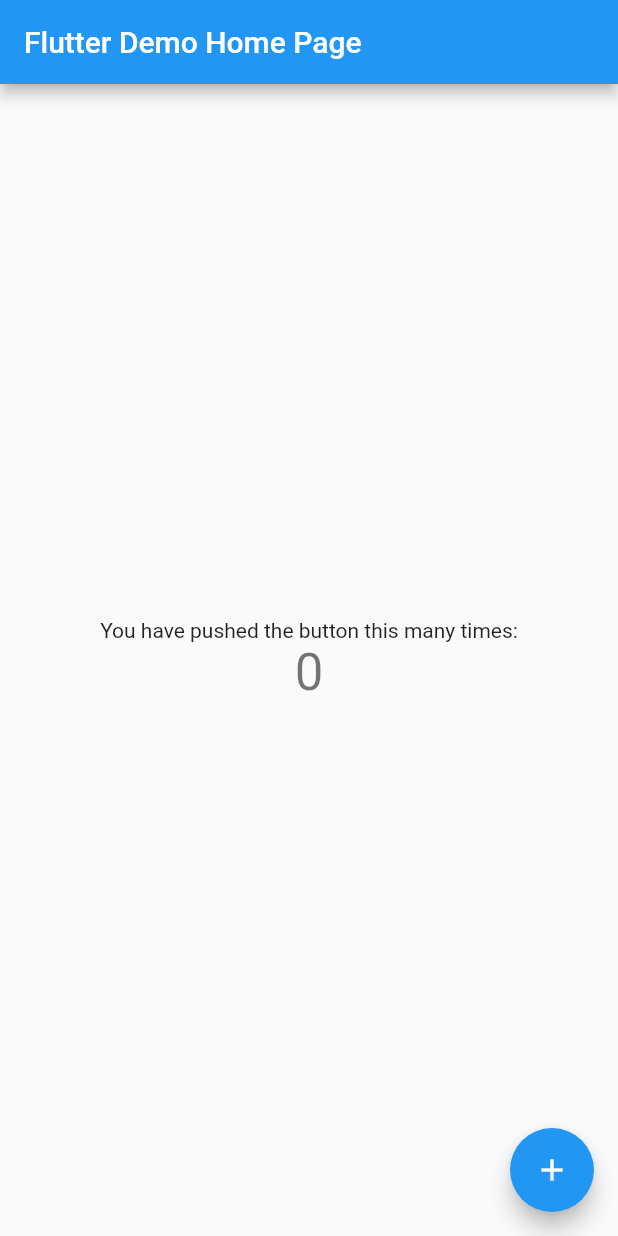
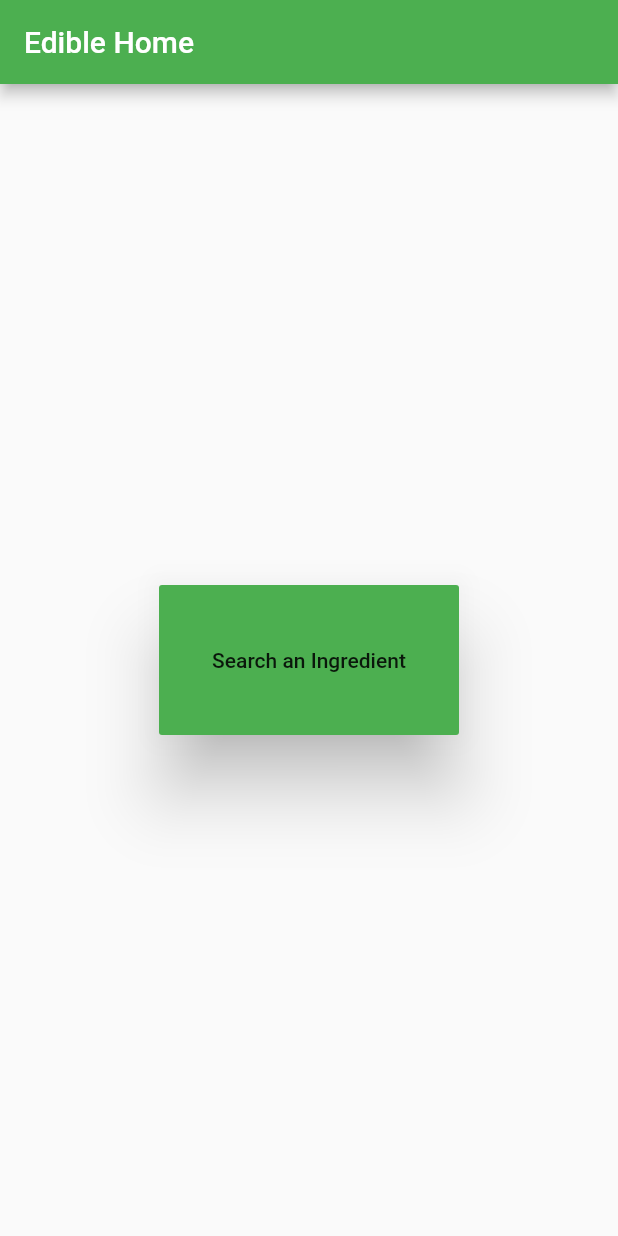
Before and after one commit to vukoh/edible, a Flutter app: the screen it shows after launch, on a phone screen of 412 x 824 dp. Run offline on Flutter 3.47's test engine with Material 2 defaults, Android fonts, the phone set to English and light mode, and no system bars.

Commit message:
Created a search button for ingredients but without functionality as of yet

```diff
--- a/lib/main.dart
+++ b/lib/main.dart
@@ -7,105 +7,37 @@
   @override
   Widget build(BuildContext context) {
     return MaterialApp(
-      title: 'Flutter Demo',
-      theme: ThemeData(
-        // This is the theme of your application.
-        //
-        // Try running your application with "flutter run". You'll see the
-        // application has a blue toolbar. Then, without quitting the app, try
-        // changing the primarySwatch below to Colors.green and then invoke
-        // "hot reload" (press "r" in the console where you ran "flutter run",
-        // or simply save your changes to "hot reload" in a Flutter IDE).
-        // Notice that the counter didn't reset back to zero; the application
-        // is not restarted.
-        primarySwatch: Colors.blue,
-      ),
-      home: MyHomePage(title: 'Flutter Demo Home Page'),
+      title: 'Edible',
+      theme: ThemeData(primarySwatch: Colors.green),
+      home: MyHomePage(title: 'Edible Home'),
     );
   }
 }
 
-class MyHomePage extends StatefulWidget {
+class MyHomePage extends StatelessWidget {
   MyHomePage({Key key, this.title}) : super(key: key);
-
-  // This widget is the home page of your application. It is stateful, meaning
-  // that it has a State object (defined below) that contains fields that affect
-  // how it looks.
-
-  // This class is the configuration for the state. It holds the values (in this
-  // case the title) provided by the parent (in this case the App widget) and
-  // used by the build method of the State. Fields in a Widget subclass are
-  // always marked "final".
 
   final String title;
 
   @override
-  _MyHomePageState createState() => _MyHomePageState();
-}
-
-class _MyHomePageState extends State<MyHomePage> {
-  int _counter = 0;
-
-  void _incrementCounter() {
-    setState(() {
-      // This call to setState tells the Flutter framework that something has
-      // changed in this State, which causes it to rerun the build method below
-      // so that the display can reflect the updated values. If we changed
-      // _counter without calling setState(), then the build method would not be
-      // called again, and so nothing would appear to happen.
-      _counter++;
-    });
-  }
-
-  @override
   Widget build(BuildContext context) {
-    // This method is rerun every time setState is called, for instance as done
-    // by the _incrementCounter method above.
-    //
-    // The Flutter framework has been optimized to make rerunning build methods
-    // fast, so that you can just rebuild anything that needs updating rather
-    // than having to individually change instances of widgets.
     return Scaffold(
-      appBar: AppBar(
-        // Here we take the value from the MyHomePage object that was created by
-        // the App.build method, and use it to set our appbar title.
-        title: Text(widget.title),
-      ),
-      body: Center(
-        // Center is a layout widget. It takes a single child and positions it
-        // in the middle of the parent.
-        child: Column(
-          // Column is also layout widget. It takes a list of children and
-          // arranges them vertically. By default, it sizes itself to fit its
-          // children horizontally, and tries to be as tall as its parent.
-          //
-          // Invoke "debug painting" (press "p" in the console, choose the
-          // "Toggle Debug Paint" action from the Flutter Inspector in Android
-          // Studio, or the "Toggle Debug Paint" command in Visual Studio Code)
-          // to see the wireframe for each widget.
-          //
-          // Column has various properties to control how it sizes itself and
-          // how it positions its children. Here we use mainAxisAlignment to
-          // center the children vertically; the main axis here is the vertical
-          // axis because Columns are vertical (the cross axis would be
-          // horizontal).
-          mainAxisAlignment: MainAxisAlignment.center,
-          children: <Widget>[
-            Text(
-              'You have pushed the button this many times:',
-            ),
-            Text(
-              '$_counter',
-              style: Theme.of(context).textTheme.display1,
-            ),
-          ],
+        appBar: AppBar(
+          title: Text(this.title),
         ),
-      ),
-      floatingActionButton: FloatingActionButton(
-        onPressed: _incrementCounter,
-        tooltip: 'Increment',
-        child: Icon(Icons.add),
-      ), // This trailing comma makes auto-formatting nicer for build methods.
-    );
+        body: Center(
+          child: Column(
+              mainAxisAlignment: MainAxisAlignment.spaceEvenly,
+              children: <Widget>[
+                ButtonTheme(
+                    minWidth: 200.0,
+                    height: 100.0,
+                    child: RaisedButton(
+                        onPressed: () {},
+                        elevation: 20.0,
+                        color: Colors.green,
+                        child: Text('Search an Ingredient')))
+              ]),
+        ));
   }
 }
```
Also changed, not shown: 3 other files.
